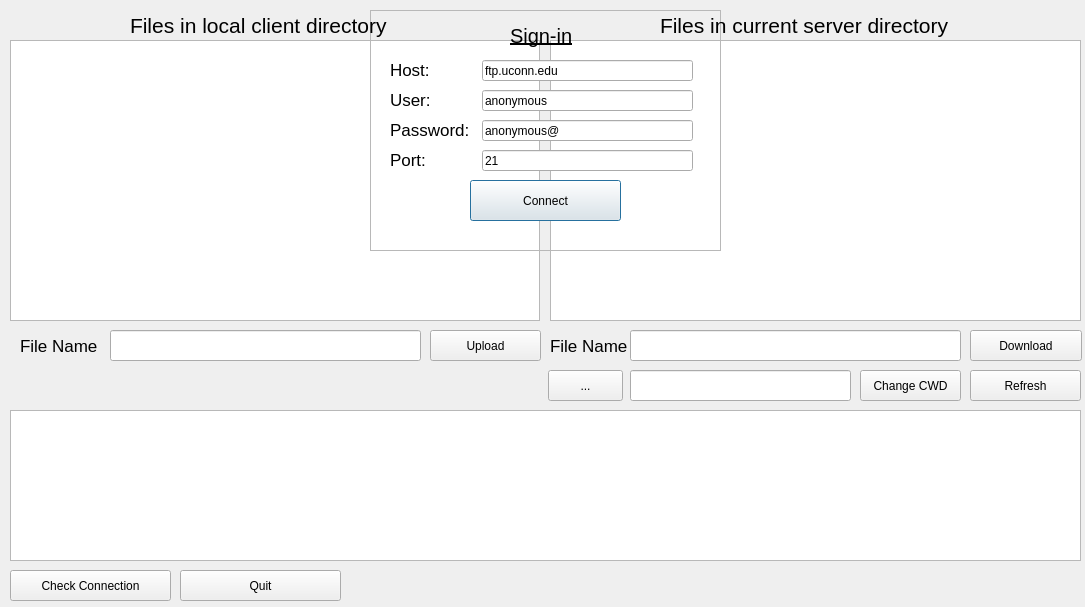
First picture: the form in Login.ui, repository NetworkFundamentalsELEN4017/FTP-Project, before the edit.
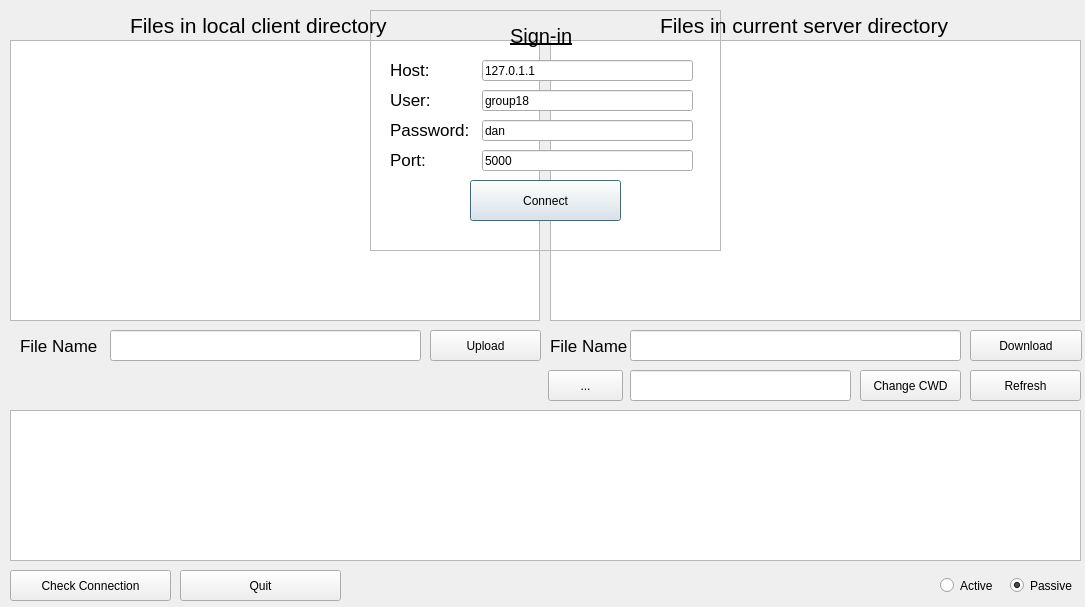
Second picture: the form after the edit.

Commit message: PORT + PASV Implemented

```diff
--- a/Login.ui
+++ b/Login.ui
@@ -51,7 +51,7 @@
      </rect>
     </property>
     <property name="text">
-     <string>ftp.uconn.edu</string>
+     <string>127.0.1.1</string>
     </property>
    </widget>
    <widget class="QLabel" name="lblPass">
@@ -82,7 +82,7 @@
      </rect>
     </property>
     <property name="text">
-     <string>anonymous</string>
+     <string>group18</string>
     </property>
    </widget>
    <widget class="QLineEdit" name="edtPass">
@@ -98,7 +98,7 @@
      <string/>
     </property>
     <property name="text">
-     <string>anonymous@</string>
+     <string>dan</string>
     </property>
    </widget>
    <widget class="QLabel" name="lblHost">
@@ -169,7 +169,7 @@
      </rect>
     </property>
     <property name="text">
-     <string>21</string>
+     <string>5000</string>
     </property>
    </widget>
    <widget class="QLabel" name="lblUser">
@@ -444,6 +444,35 @@
     <string>...</string>
    </property>
   </widget>
+  <widget class="QRadioButton" name="rbnPort">
+   <property name="geometry">
+    <rect>
+     <x>940</x>
+     <y>570</y>
+     <width>61</width>
+     <height>31</height>
+    </rect>
+   </property>
+   <property name="text">
+    <string>Active</string>
+   </property>
+  </widget>
+  <widget class="QRadioButton" name="rbnPasv">
+   <property name="geometry">
+    <rect>
+     <x>1010</x>
+     <y>570</y>
+     <width>71</width>
+     <height>31</height>
+    </rect>
+   </property>
+   <property name="text">
+    <string>Passive</string>
+   </property>
+   <property name="checked">
+    <bool>true</bool>
+   </property>
+  </widget>
   <zorder>treeViewUp</zorder>
   <zorder>btnUpload</zorder>
   <zorder>btnDownload</zorder>
```
Left out of the diff: 2 changed lines with no effect on the pictures. The commit also changes 1 other file.
